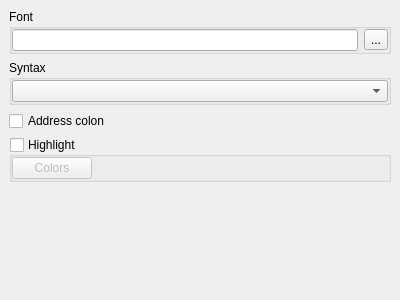
Qt form xdisasmviewoptionswidget.ui (horsicq/XDisasmView) before a commit.
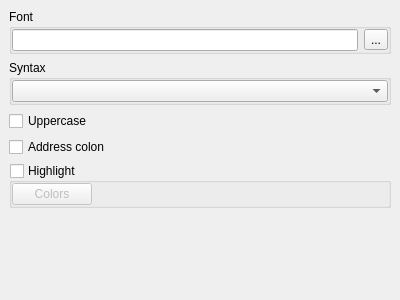
The same form after that commit.

The edit to the form file:
```diff
--- a/xdisasmviewoptionswidget.ui
+++ b/xdisasmviewoptionswidget.ui
@@ -106,6 +106,13 @@
          </layout>
         </widget>
        </item>
+       <item>
+        <widget class="QCheckBox" name="checkBoxDisasmUppercase">
+         <property name="text">
+          <string>Uppercase</string>
+         </property>
+        </widget>
+       </item>
        <item>
         <widget class="QCheckBox" name="checkBoxDisasmAddressColon">
          <property name="text">
```
